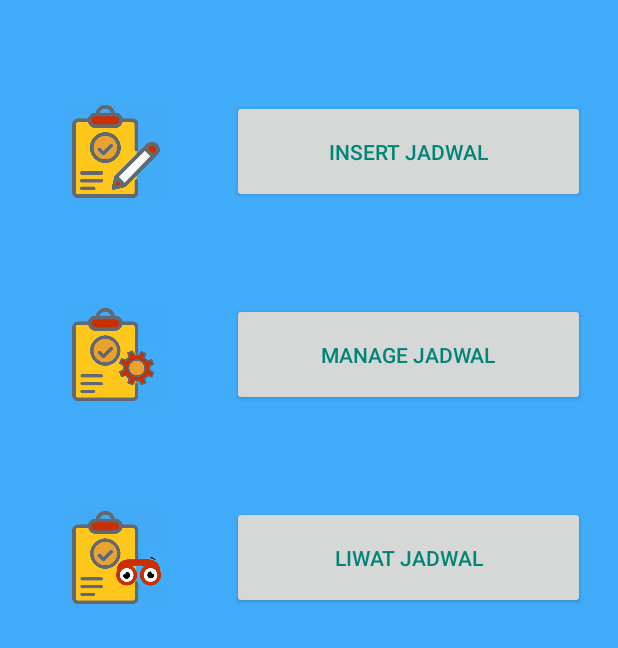
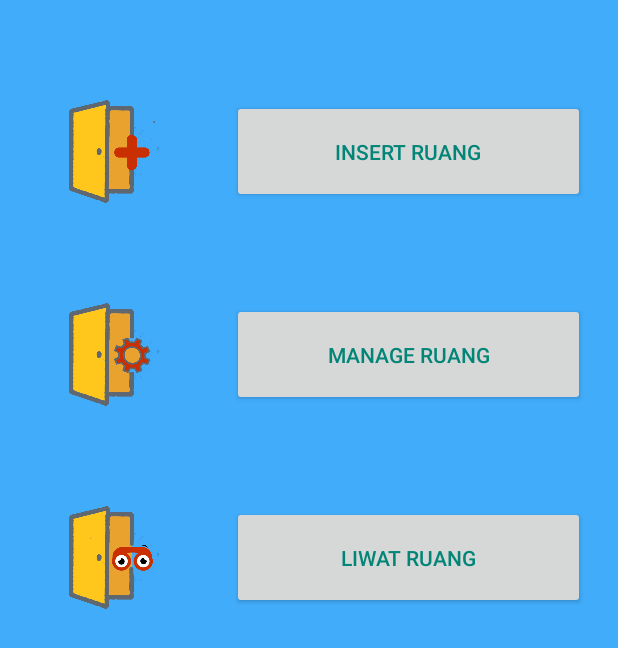
Before and after one commit to ephybobo/SekTK, an Android app: the layout activity_main_menu_ruang.xml on its own in the app's theme, with its tools: preview values and no code run, on a phone screen of 412 x 824 dp. Shown: the top 648 px of the screen. Run offline under Robolectric (Android 15) with nearby library versions, the phone set to English and light mode, and no system bars.

Commit message:
menu ruang ikon

```diff
--- a/app/src/main/res/layout/activity_main_menu_ruang.xml
+++ b/app/src/main/res/layout/activity_main_menu_ruang.xml
@@ -25,7 +25,7 @@
                 android:layout_width="wrap_content"
                 android:layout_height="match_parent"
                 android:layout_weight="0.5"
-                app:srcCompat="@drawable/insertJadwal" />
+                app:srcCompat="@drawable/insertRuang" />
 
             <Button
                 android:id="@+id/matakuliah"
@@ -36,7 +36,7 @@
                 android:layout_weight="0.3"
                 android:paddingTop="11pt"
                 android:paddingBottom="11pt"
-                android:text="Insert Jadwal"
+                android:text="Insert Ruang"
                 android:layout_marginRight="10pt"
                 android:textColor="@color/colorPrimary" />
         </LinearLayout>
@@ -53,7 +53,7 @@
                 android:layout_width="wrap_content"
                 android:layout_height="match_parent"
                 android:layout_weight="0.5"
-                app:srcCompat="@drawable/manageJadwal" />
+                app:srcCompat="@drawable/manageRuang" />
 
             <Button
                 android:id="@+id/dosen"
@@ -62,7 +62,7 @@
                 android:layout_alignParentBottom="true"
                 android:layout_centerHorizontal="true"
                 android:layout_weight="0.3"
-                android:text="Manage Jadwal"
+                android:text="Manage Ruang"
                 android:textColor="@color/colorPrimary"
                 android:paddingTop="11pt"
                 android:paddingBottom="11pt"
@@ -82,7 +82,7 @@
                 android:layout_width="wrap_content"
                 android:layout_height="match_parent"
                 android:layout_weight="0.5"
-                app:srcCompat="@drawable/lihatJadwal" />
+                app:srcCompat="@drawable/lihatRuang" />
             <Button
                 android:id="@+id/hari"
                 android:layout_width="match_parent"
@@ -90,7 +90,7 @@
                 android:layout_alignParentTop="true"
                 android:layout_centerHorizontal="true"
                 android:layout_weight="0.3"
-                android:text="Liwat Jadwal"
+                android:text="Liwat Ruang"
                 android:textColor="@color/colorPrimary"
                 android:paddingTop="11pt"
                 android:paddingBottom="11pt"
```
Also changed, not shown: app/src/main/res/drawable/insertRuang.png, app/src/main/res/drawable/lihatRuang.png (added), app/src/main/res/drawable/manageRuang.png (added).
